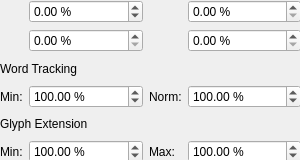
Old version of the form scribus/ui/propertywidget_advancedbase.ui in the repository nitramr/scribus.
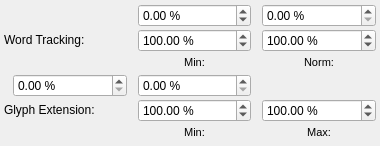
New version of the form. Custom widgets are drawn as their Qt base class.

What changed in the file:
```diff
--- a/scribus/ui/propertywidget_advancedbase.ui
+++ b/scribus/ui/propertywidget_advancedbase.ui
@@ -6,33 +6,100 @@
    <rect>
     <x>0</x>
     <y>0</y>
-    <width>300</width>
-    <height>160</height>
+    <width>380</width>
+    <height>146</height>
    </rect>
   </property>
+  <property name="sizePolicy">
+   <sizepolicy hsizetype="MinimumExpanding" vsizetype="MinimumExpanding">
+    <horstretch>0</horstretch>
+    <verstretch>0</verstretch>
+   </sizepolicy>
+  </property>
   <property name="minimumSize">
    <size>
-    <width>300</width>
-    <height>160</height>
+    <width>380</width>
+    <height>0</height>
+   </size>
+  </property>
+  <property name="maximumSize">
+   <size>
+    <width>380</width>
+    <height>16777215</height>
    </size>
   </property>
   <property name="windowTitle">
    <string notr="true">Frame</string>
   </property>
-  <property name="autoFillBackground">
-   <bool>true</bool>
-  </property>
-  <widget class="QWidget" name="gridLayoutWidget">
-   <property name="geometry">
-    <rect>
-     <x>0</x>
-     <y>0</y>
-     <width>301</width>
-     <height>163</height>
-    </rect>
+  <layout class="QGridLayout" name="gridLayout" columnstretch="0,1,0,1,0,1">
+   <property name="leftMargin">
+    <number>4</number>
+   </property>
+   <property name="topMargin">
+    <number>4</number>
    </property>
-   <layout class="QGridLayout" name="gridLayout" columnstretch="0,1,0,1">
-    <item row="5" column="3">
+   <property name="rightMargin">
+    <number>4</number>
+   </property>
+   <property name="bottomMargin">
+    <number>4</number>
+   </property>
+   <property name="spacing">
+    <number>2</number>
+   </property>
+   <item row="3" column="3">
+    <layout class="QVBoxLayout" name="verticalLayout_2">
+     <property name="spacing">
+      <number>0</number>
+     </property>
+     <property name="sizeConstraint">
+      <enum>QLayout::SetMinimumSize</enum>
+     </property>
+     <item>
+      <widget class="ScrSpinBox" name="minWordTrackingSpinBox">
+       <property name="toolTip">
+        <string>Minimal width of spaces between words</string>
+       </property>
+       <property name="suffix">
+        <string> %</string>
+       </property>
+       <property name="minimum">
+        <double>1.000000000000000</double>
+       </property>
+       <property name="maximum">
+        <double>200.000000000000000</double>
+       </property>
+       <property name="value">
+        <double>100.000000000000000</double>
+       </property>
+      </widget>
+     </item>
+     <item>
+      <widget class="QLabel" name="minWordTrackingLabel">
+       <property name="font">
+        <font>
+         <pointsize>8</pointsize>
+        </font>
+       </property>
+       <property name="text">
+        <string>Min:</string>
+       </property>
+       <property name="alignment">
+        <set>Qt::AlignCenter</set>
+       </property>
+      </widget>
+     </item>
+    </layout>
+   </item>
+   <item row="3" column="5">
+    <layout class="QVBoxLayout" name="verticalLayout">
+     <property name="spacing">
+      <number>0</number>
+     </property>
+     <property name="sizeConstraint">
+      <enum>QLayout::SetMinimumSize</enum>
+     </property>
+     <item>
      <widget class="ScrSpinBox" name="normWordTrackingSpinBox">
       <property name="toolTip">
        <string>Normal width of spaces between words</string>
@@ -51,70 +118,24 @@
       </property>
      </widget>
     </item>
-    <item row="5" column="2">
+     <item>
      <widget class="QLabel" name="normWordTrackingLabel">
+       <property name="font">
+        <font>
+         <pointsize>8</pointsize>
+        </font>
+       </property>
       <property name="text">
        <string>Norm:</string>
       </property>
-     </widget>
-    </item>
-    <item row="5" column="0">
-     <widget class="QLabel" name="minWordTrackingLabel">
-      <property name="text">
-       <string>Min:</string>
+       <property name="alignment">
+        <set>Qt::AlignCenter</set>
       </property>
      </widget>
     </item>
-    <item row="1" column="1">
-     <widget class="ScrSpinBox" name="scaleH">
-      <property name="toolTip">
-       <string>Scaling width of characters</string>
-      </property>
-      <property name="suffix">
-       <string> %</string>
-      </property>
-     </widget>
-    </item>
-    <item row="1" column="3">
-     <widget class="ScrSpinBox" name="scaleV">
-      <property name="toolTip">
-       <string>Scaling height of characters</string>
-      </property>
-      <property name="suffix">
-       <string> %</string>
-      </property>
-     </widget>
-    </item>
-    <item row="5" column="1">
-     <widget class="ScrSpinBox" name="minWordTrackingSpinBox">
-      <property name="toolTip">
-       <string>Minimal width of spaces between words</string>
-      </property>
-      <property name="suffix">
-       <string> %</string>
-      </property>
-      <property name="minimum">
-       <double>1.000000000000000</double>
-      </property>
-      <property name="maximum">
-       <double>200.000000000000000</double>
-      </property>
-      <property name="value">
-       <double>100.000000000000000</double>
-      </property>
-     </widget>
+    </layout>
     </item>
     <item row="0" column="3">
-     <widget class="ScrSpinBox" name="tracking">
-      <property name="toolTip">
-       <string>Manual Tracking</string>
-      </property>
-      <property name="suffix">
-       <string> %</string>
-      </property>
-     </widget>
-    </item>
-    <item row="0" column="1">
      <widget class="ScrSpinBox" name="textBase">
       <property name="toolTip">
        <string>Offset to baseline of characters</string>
@@ -130,14 +151,15 @@
       </property>
      </widget>
     </item>
-    <item row="7" column="0">
-     <widget class="QLabel" name="minGlyphExtensionLabel">
-      <property name="text">
-       <string>Min:</string>
-      </property>
-     </widget>
-    </item>
-    <item row="7" column="1">
+   <item row="5" column="3">
+    <layout class="QVBoxLayout" name="verticalLayout_4">
+     <property name="spacing">
+      <number>0</number>
+     </property>
+     <property name="sizeConstraint">
+      <enum>QLayout::SetMinimumSize</enum>
+     </property>
+     <item>
      <widget class="ScrSpinBox" name="minGlyphExtSpinBox">
       <property name="toolTip">
        <string>Minimal shrinkage of glyphs for justification</string>
@@ -156,76 +178,204 @@
       </property>
      </widget>
     </item>
-    <item row="7" column="2">
-     <widget class="QLabel" name="maxGlyphExtensionLabel">
+     <item>
+      <widget class="QLabel" name="minGlyphExtensionLabel">
+       <property name="font">
+        <font>
+         <pointsize>8</pointsize>
+        </font>
+       </property>
       <property name="text">
-       <string>Max:</string>
+        <string>Min:</string>
+       </property>
+       <property name="alignment">
+        <set>Qt::AlignCenter</set>
       </property>
      </widget>
     </item>
-    <item row="7" column="3">
-     <widget class="ScrSpinBox" name="maxGlyphExtSpinBox">
+    </layout>
+   </item>
+   <item row="0" column="5">
+    <widget class="ScrSpinBox" name="tracking">
       <property name="toolTip">
        <string>Maximal extension of glyphs for justification</string>
       </property>
       <property name="suffix">
        <string> %</string>
-      </property>
-      <property name="minimum">
-       <double>90.000000000000000</double>
-      </property>
-      <property name="maximum">
-       <double>110.000000000000000</double>
-      </property>
-      <property name="value">
-       <double>100.000000000000000</double>
-      </property>
-     </widget>
-    </item>
-    <item row="4" column="0" colspan="4">
-     <widget class="QLabel" name="wordTrackingLabel">
-      <property name="text">
-       <string>Word Tracking</string>
-      </property>
-     </widget>
-    </item>
-    <item row="6" column="0" colspan="4">
-     <widget class="QLabel" name="glyphExtensionLabel">
-      <property name="text">
-       <string>Glyph Extension</string>
-      </property>
-     </widget>
-    </item>
-    <item row="1" column="2">
-     <widget class="QLabel" name="scaleVLabel">
-      <property name="text">
-       <string/>
       </property>
      </widget>
     </item>
     <item row="0" column="2">
-     <widget class="QLabel" name="trackingLabel">
-      <property name="text">
-       <string/>
-      </property>
-     </widget>
-    </item>
-    <item row="0" column="0">
      <widget class="QLabel" name="textBaseLabel">
       <property name="text">
        <string/>
       </property>
      </widget>
     </item>
-    <item row="1" column="0">
+   <item row="4" column="2">
+    <widget class="QLabel" name="scaleVLabel">
+     <property name="text">
+      <string/>
+     </property>
+    </widget>
+   </item>
+   <item row="4" column="0">
      <widget class="QLabel" name="scaleHLabel">
       <property name="text">
        <string/>
       </property>
      </widget>
     </item>
-   </layout>
-  </widget>
+   <item row="0" column="4">
+    <widget class="QLabel" name="trackingLabel">
+     <property name="text">
+      <string/>
+     </property>
+    </widget>
+   </item>
+   <item row="4" column="1">
+    <widget class="ScrSpinBox" name="scaleH">
+     <property name="toolTip">
+      <string>Scaling width of characters</string>
+     </property>
+     <property name="suffix">
+      <string> %</string>
+     </property>
+    </widget>
+   </item>
+   <item row="4" column="3">
+    <widget class="ScrSpinBox" name="scaleV">
+     <property name="toolTip">
+      <string>Scaling height of characters</string>
+     </property>
+     <property name="suffix">
+      <string> %</string>
+     </property>
+    </widget>
+   </item>
+   <item row="3" column="0" colspan="2">
+    <layout class="QVBoxLayout" name="verticalLayout_3">
+     <property name="spacing">
+      <number>0</number>
+     </property>
+     <property name="sizeConstraint">
+      <enum>QLayout::SetMinimumSize</enum>
+     </property>
+     <item>
+      <widget class="QLabel" name="wordTrackingLabel">
+       <property name="sizePolicy">
+        <sizepolicy hsizetype="MinimumExpanding" vsizetype="MinimumExpanding">
+         <horstretch>0</horstretch>
+         <verstretch>0</verstretch>
+        </sizepolicy>
+       </property>
+       <property name="text">
+        <string>Word Tracking:</string>
+       </property>
+      </widget>
+     </item>
+     <item>
+      <spacer name="verticalSpacer">
+       <property name="orientation">
+        <enum>Qt::Vertical</enum>
+       </property>
+       <property name="sizeType">
+        <enum>QSizePolicy::MinimumExpanding</enum>
+       </property>
+       <property name="sizeHint" stdset="0">
+        <size>
+         <width>20</width>
+         <height>10</height>
+        </size>
+       </property>
+      </spacer>
+     </item>
+    </layout>
+   </item>
+   <item row="5" column="0" colspan="2">
+    <layout class="QVBoxLayout" name="verticalLayout_5">
+     <property name="spacing">
+      <number>0</number>
+     </property>
+     <property name="sizeConstraint">
+      <enum>QLayout::SetMinimumSize</enum>
+     </property>
+     <item>
+      <widget class="QLabel" name="glyphExtensionLabel">
+       <property name="sizePolicy">
+        <sizepolicy hsizetype="MinimumExpanding" vsizetype="MinimumExpanding">
+         <horstretch>0</horstretch>
+         <verstretch>0</verstretch>
+        </sizepolicy>
+       </property>
+       <property name="text">
+        <string>Glyph Extension:</string>
+       </property>
+      </widget>
+     </item>
+     <item>
+      <spacer name="verticalSpacer_2">
+       <property name="orientation">
+        <enum>Qt::Vertical</enum>
+       </property>
+       <property name="sizeType">
+        <enum>QSizePolicy::MinimumExpanding</enum>
+       </property>
+       <property name="sizeHint" stdset="0">
+        <size>
+         <width>20</width>
+         <height>10</height>
+        </size>
+       </property>
+      </spacer>
+     </item>
+    </layout>
+   </item>
+   <item row="5" column="5">
+    <layout class="QVBoxLayout" name="verticalLayout_6">
+     <property name="spacing">
+      <number>0</number>
+     </property>
+     <property name="sizeConstraint">
+      <enum>QLayout::SetMinimumSize</enum>
+     </property>
+     <item>
+      <widget class="ScrSpinBox" name="maxGlyphExtSpinBox">
+       <property name="toolTip">
+        <string>Maximal extension of glyphs for justification</string>
+       </property>
+       <property name="suffix">
+        <string> %</string>
+       </property>
+       <property name="minimum">
+        <double>90.000000000000000</double>
+       </property>
+       <property name="maximum">
+        <double>110.000000000000000</double>
+       </property>
+       <property name="value">
+        <double>100.000000000000000</double>
+       </property>
+      </widget>
+     </item>
+     <item>
+      <widget class="QLabel" name="maxGlyphExtensionLabel">
+       <property name="font">
+        <font>
+         <pointsize>8</pointsize>
+        </font>
+       </property>
+       <property name="text">
+        <string>Max:</string>
+       </property>
+       <property name="alignment">
+        <set>Qt::AlignCenter</set>
+       </property>
+      </widget>
+     </item>
+    </layout>
+   </item>
+  </layout>
  </widget>
  <customwidgets>
   <customwidget>
```
Left out of the diff: 2 changed lines with no effect on the pictures. Lines whose indentation alone changed are shown as unchanged.
